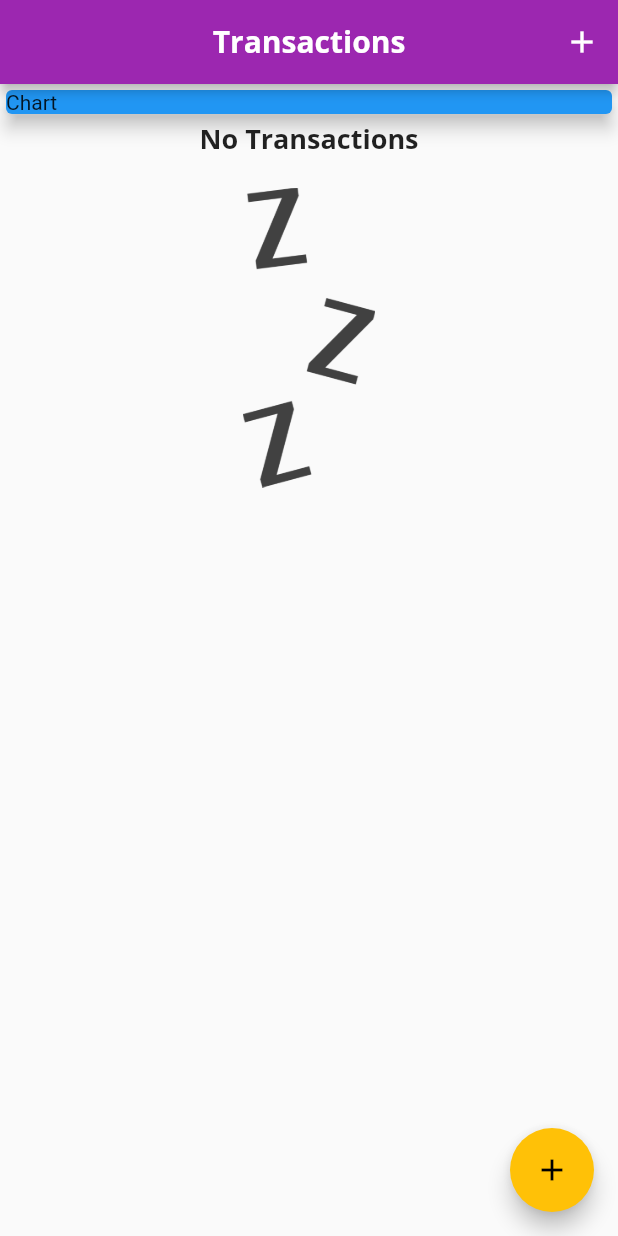
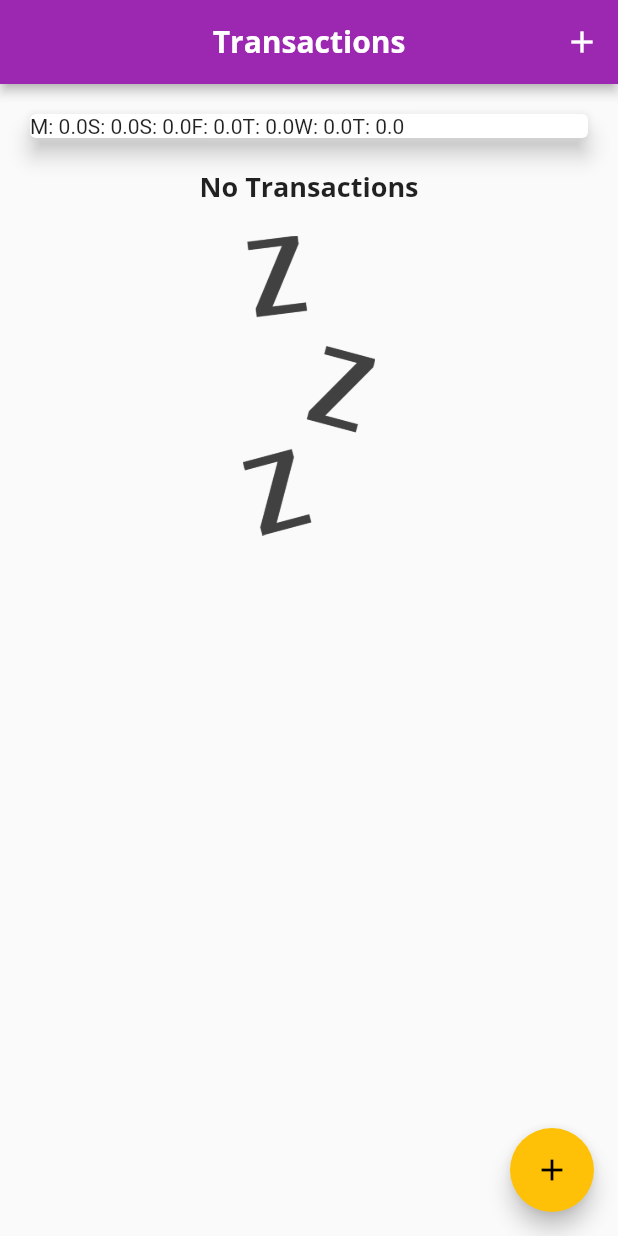
Before and after one commit to hamzayousa-f/Expense-Tracker, a Flutter app: the screen it shows after launch, on a phone screen of 412 x 824 dp. Run offline on Flutter 3.47's test engine with Material 2 defaults, Android fonts, the phone set to English and light mode, and no system bars.

Commit message:
Second commit

```diff
--- a/lib/main.dart
+++ b/lib/main.dart
@@ -1,3 +1,4 @@
+import 'package:code1/widgets/chart.dart';
 import 'package:flutter/material.dart';
 import 'package:flutter_localizations/flutter_localizations.dart';
 import './models/transactions.dart';
@@ -67,6 +68,16 @@ class _HomeScreenState extends State<HomeScreen> {
     // ),
   ];
 
+  Iterable<Transaction> get _recentTransactions {
+    return _userTransactions.where((tx) {
+      return tx.date!.isAfter(
+        DateTime.now().subtract(
+          const Duration(days: 7),
+        ),
+      );
+    }).toList();
+  }
+
   void _addNewTransaction(String txTitle, double txamount) {
     final newTx = Transaction(
       id: DateTime.now().toString(),
@@ -108,15 +119,9 @@ class _HomeScreenState extends State<HomeScreen> {
         child: Column(
           mainAxisAlignment: MainAxisAlignment.start,
           children: [
-            Container(
-              width: double.infinity,
-              child: Card(
-                color: Colors.blue,
-                child: Text('Chart'),
-                elevation: 5,
-              ),
-            ),
+            Chart(_recentTransactions.toList()),
             TransactionList(_userTransactions),
+            // TransactionList(_userTransactions),
           ],
         ),
       ),
--- a/lib/widgets/chat.dart
+++ b/lib/widgets/chart.dart
@@ -12,7 +12,7 @@ class Chart extends StatelessWidget {
         final weekDay = DateTime.now().subtract(
           Duration(days: index),
         );
-        var totalSum = 0.0;
+        double totalSum = 0.0;
         for (var i = 0; i < recentTransactions.length; i++) {
           if (recentTransactions[i].date?.day == weekDay.day &&
               recentTransactions[i].date?.month == weekDay.month &&
@@ -22,7 +22,7 @@ class Chart extends StatelessWidget {
         }
 
         return {
-          'day': DateFormat.E(weekDay),
+          'day': DateFormat.E().format(weekDay).substring(0, 1),
           'amount': totalSum,
         };
       },
@@ -35,7 +35,9 @@ class Chart extends StatelessWidget {
       elevation: 6,
       margin: EdgeInsets.all(20),
       child: Row(
-        children: [],
+        children: groupedTransactionsValues.map((data) {
+          return Text('${data['day']}: ${data['amount']}');
+        }).toList(),
       ),
     );
   }
```
Also changed, not shown: lib/widgets/cahrt_bars.dart (added).
